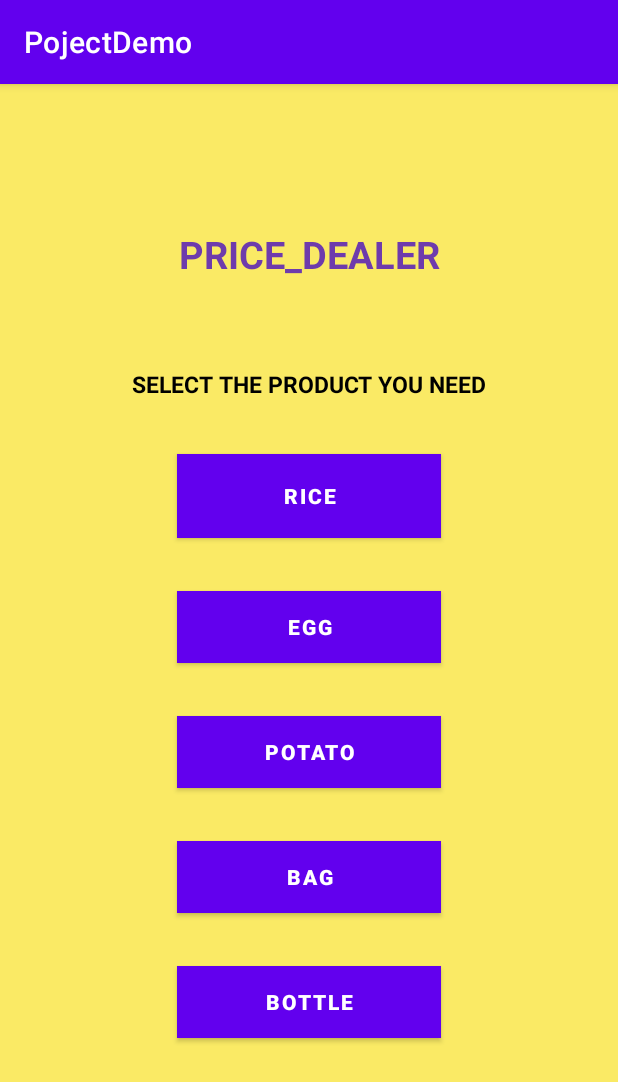
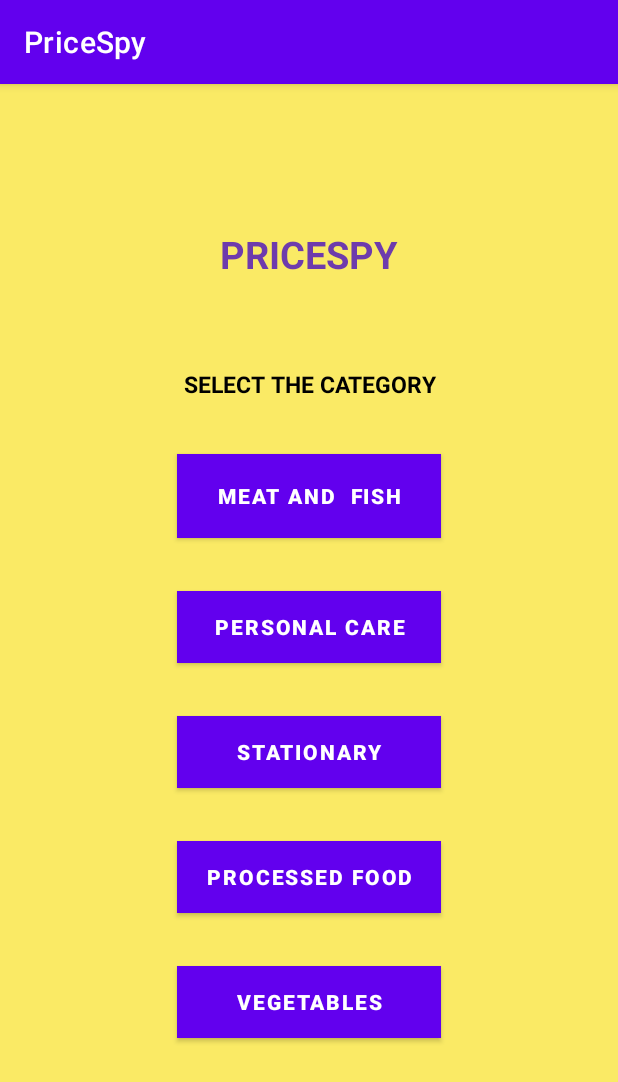
Before and after one commit to mugdha-samiul/SWE-250, an Android app: the screen it shows after launch (MainActivity), on a phone screen of 412 x 824 dp. Shown: the top 1082 px of the screen. Run offline under Robolectric (Android 15) with nearby library versions, the phone set to English and light mode, and no system bars; 10 statements that could not run were skipped.

Commit message:
Commit 7: added categories and subcategories activity

```diff
--- a/app/src/main/res/layout/activity_main.xml
+++ b/app/src/main/res/layout/activity_main.xml
@@ -40,7 +40,7 @@
         android:layout_height="wrap_content"
         android:layout_gravity="center_vertical|center_horizontal"
         android:background="@color/white"
-        android:text="RICE"
+        android:text="meat and  fish"
         android:textAlignment="center"
         android:textStyle="bold"
         style="@style/Widget.Material3.ActionMode"/>
@@ -56,7 +56,7 @@
         android:layout_height="wrap_content"
         android:layout_gravity="center_vertical|center_horizontal"
         android:background="@color/white"
-        android:text="EGG"
+        android:text="personal care"
         android:textAlignment="center"
         android:textStyle="bold"/>
 
@@ -71,7 +71,7 @@
         android:layout_height="wrap_content"
         android:layout_gravity="center_vertical|center_horizontal"
         android:background="@color/white"
-        android:text="POTATO"
+        android:text="stationary"
         android:textAlignment="center"
         android:textStyle="bold"/>
 
@@ -86,7 +86,7 @@
         android:layout_height="wrap_content"
         android:layout_gravity="center_vertical|center_horizontal"
         android:background="@color/white"
-        android:text="BAG"
+        android:text="processed food"
         android:textAlignment="center"
         android:textStyle="bold"/>
 
@@ -101,7 +101,7 @@
         android:layout_height="wrap_content"
         android:layout_gravity="center_vertical|center_horizontal"
         android:background="@color/white"
-        android:text="BOTTLE"
+        android:text="vegetables"
         android:textAlignment="center"
         android:textStyle="bold"/>
 
--- a/app/src/main/res/values/strings.xml
+++ b/app/src/main/res/values/strings.xml
@@ -1,8 +1,9 @@
 <resources>
-    <string name="app_name">PojectDemo</string>
-    <string name="Story">The cat jumped over the fence. The dog barked at the mailman. The birds sang in the trees. The sun shone brightly in the sky. \n\nThe wind blew gently through the leaves. The flowers bloomed in the garden. The river flowed smoothly to the sea. The mountains stood tall and proud. The stars twinkled in the night sky. The moon shone softly on the water. The rain fell softly from the clouds. The snowflakes danced in the air. The ice glimmered in the sun. The fire crackled in the hearth. The trees rustled in the breeze. The waves crashed on the shore. The clouds drifted lazily by.</string>
-    <string name="title">Price_Dealer\n\n</string>
-    <string name="subtitle">Select the product you need\n\n</string>
+    <string name="app_name">PriceSpy</string>
+    <string name="Story2">The cat jumped over the fence. The dog barked at the mailman. The birds sang in the trees. The sun shone brightly in the sky. \n\nThe wind blew gently through the leaves. The flowers bloomed in the garden. The river flowed smoothly to the sea. The mountains stood tall and proud. The stars twinkled in the night sky. The moon shone softly on the water. The rain fell softly from the clouds. The snowflakes danced in the air. The ice glimmered in the sun. The fire crackled in the hearth. The trees rustled in the breeze. The waves crashed on the shore. The clouds drifted lazily by.</string>
+    <string name="title">PriceSpy\n\n</string>
+    <string name="Story">The subsegments will be added later\n\n</string>
+    <string name="subtitle">Select the category\n\n</string>
     <string name="riceChalDal">Chaldal.com\nPaijam Rice (Boiled)\n1 kg\n৳59(21% off)\n</string>
     <string name="eggChalDal">Chaldal.com\nChicken Eggs (Layer)\n1 Dozen\n৳139\n</string>
     <string name="potatoChalDal">Chaldal.com\nPotato Regular (± 50 gm)\n1 kg\n৳25(17% off)\n</string>
```
Also changed, not shown: app/src/main/AndroidManifest.xml (+8 -1 lines), app/src/main/java/com/example/pojectdemo/Element_One_Activity.java (+3 -4 lines), app/src/main/java/com/example/pojectdemo/MainActivity.java (+10 -10 lines), app/src/main/res/layout/backup__.xml (+85 -52 lines).
